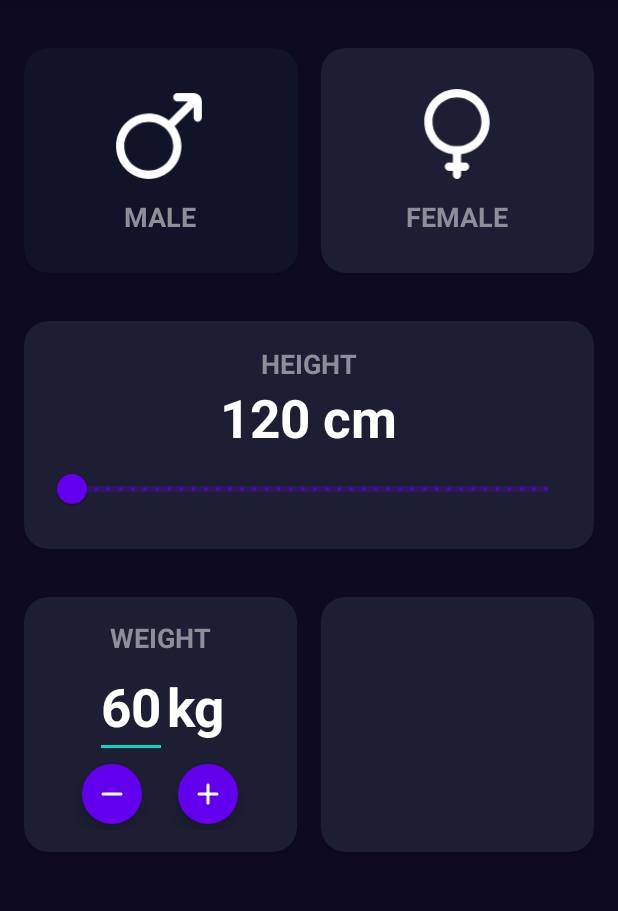
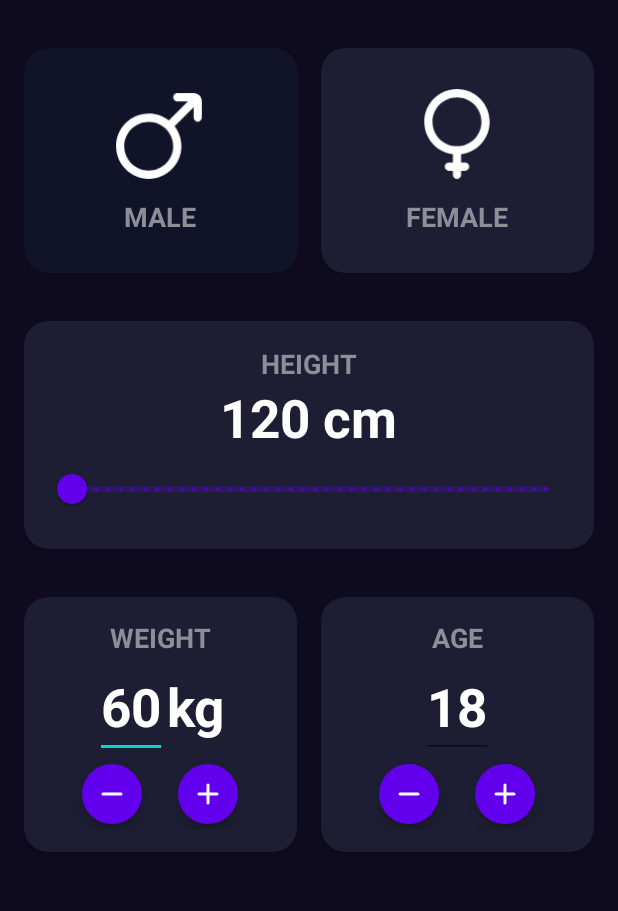
Before and after one commit to Nestor162/YourBMICalculator, an Android app: the screen it shows after launch (CalculatorActivity), on a phone screen of 412 x 824 dp, the part 84-995 px from its top. Run offline under Robolectric (Android 15) with nearby library versions, the light colour scheme and no system bars.

Commit message:
Add age selector

```diff
--- a/app/src/main/java/com/nestorcicardini/yourbmicalculator/CalculatorActivity.kt
+++ b/app/src/main/java/com/nestorcicardini/yourbmicalculator/CalculatorActivity.kt
@@ -14,6 +14,7 @@ import java.text.DecimalFormat
 class CalculatorActivity : AppCompatActivity() {
 
     private var currentWeight = 60
+    private var currentAge = 18
 
     private lateinit var viewMale: CardView
     private lateinit var viewFemale: CardView
@@ -22,6 +23,9 @@ class CalculatorActivity : AppCompatActivity() {
     private lateinit var btnSubtractWeight: FloatingActionButton
     private lateinit var btnAddWeight: FloatingActionButton
     private lateinit var tvWeightValue: TextView
+    private lateinit var tvAgeValue: TextView
+    private lateinit var btnSubtractAge: FloatingActionButton
+    private lateinit var btnAddAge: FloatingActionButton
 
     override fun onCreate(savedInstanceState: Bundle?) {
         super.onCreate(savedInstanceState)
@@ -39,6 +43,9 @@ class CalculatorActivity : AppCompatActivity() {
         btnSubtractWeight = findViewById(R.id.btnSubtractWeight)
         btnAddWeight = findViewById(R.id.btnAddWeight)
         tvWeightValue = findViewById(R.id.tvWeightValue)
+        tvAgeValue = findViewById(R.id.tvAgeValue)
+        btnSubtractAge = findViewById(R.id.btnSubtractAge)
+        btnAddAge = findViewById(R.id.btnAddAge)
     }
 
     @SuppressLint("SetTextI18n")
@@ -67,13 +74,29 @@ class CalculatorActivity : AppCompatActivity() {
                 currentWeight = text.toString().toInt()
             }
         }
+        btnAddAge.setOnClickListener {
+            currentAge++
+            setAge()
+        }
+        btnSubtractAge.setOnClickListener {
+            currentAge--
+            setAge()
+        }
+        tvAgeValue.doOnTextChanged { text, _, _, _ ->
+            if (!text.isNullOrEmpty()) {
+                currentAge = text.toString().toInt()
+            }
+        }
 
     }
 
 
-    @SuppressLint("SetTextI18n")
     private fun setWeight() {
         tvWeightValue.text = currentWeight.toString()
+    }
+
+    private fun setAge() {
+        tvAgeValue.text = currentAge.toString()
     }
 
     private fun toggleGender(isMale: Boolean) {
@@ -90,10 +113,12 @@ class CalculatorActivity : AppCompatActivity() {
         view.setCardBackgroundColor(ContextCompat.getColor(this, bgColorRef))
     }
 
+    @SuppressLint("SetTextI18n")
     private fun initUI() {
         toggleGender(true)
         tvHeightValue.text = "120 cm"
         setWeight()
+        setAge()
 
     }
 }
--- a/app/src/main/res/layout/activity_calculator.xml
+++ b/app/src/main/res/layout/activity_calculator.xml
@@ -232,6 +232,70 @@
         app:cardCornerRadius="16dp"
         app:layout_constraintEnd_toEndOf="parent"
         app:layout_constraintStart_toEndOf="@id/viewWeight"
-        app:layout_constraintTop_toBottomOf="@id/ViewHeight" />
+        app:layout_constraintTop_toBottomOf="@id/ViewHeight">
+
+        <androidx.appcompat.widget.LinearLayoutCompat
+            android:layout_width="match_parent"
+            android:layout_height="match_parent"
+            android:gravity="center"
+            android:orientation="vertical">
+
+            <androidx.appcompat.widget.AppCompatTextView
+                android:layout_width="wrap_content"
+                android:layout_height="wrap_content"
+                android:text="@string/age"
+                android:textAllCaps="true"
+                android:textColor="@color/title_text"
+                android:textSize="18sp"
+                android:textStyle="bold"
+
+                />
+
+            <androidx.appcompat.widget.AppCompatEditText
+                android:id="@+id/tvAgeValue"
+                android:layout_width="wrap_content"
+                android:layout_height="wrap_content"
+                android:inputType="number"
+                android:textColor="@color/white"
+                android:textSize="35sp"
+                android:textStyle="bold"
+                tools:text="18" />
+
+
+            <androidx.appcompat.widget.LinearLayoutCompat
+                android:layout_width="match_parent"
+                android:layout_height="wrap_content"
+
+                android:gravity="center"
+                android:orientation="horizontal">
+
+                <com.google.android.material.floatingactionbutton.FloatingActionButton
+                    android:id="@+id/btnSubtractAge"
+                    android:layout_width="wrap_content"
+                    android:layout_height="wrap_content"
+                    android:layout_marginEnd="16dp"
+                    android:backgroundTint="@color/background_fab"
+                    android:contentDescription="@string/subtract_weight"
+                    android:src="@drawable/ic_minus"
+                    app:borderWidth="0dp"
+                    app:fabSize="mini"
+                    app:tint="@color/white" />
+
+                <com.google.android.material.floatingactionbutton.FloatingActionButton
+                    android:id="@+id/btnAddAge"
+                    android:layout_width="wrap_content"
+                    android:layout_height="wrap_content"
+                    android:backgroundTint="@color/background_fab"
+                    android:contentDescription="@string/add_weight"
+                    android:src="@drawable/ic_plus"
+                    app:borderWidth="0dp"
+                    app:fabSize="mini"
+                    app:tint="@color/white" />
+
+            </androidx.appcompat.widget.LinearLayoutCompat>
+
+        </androidx.appcompat.widget.LinearLayoutCompat>
+
+    </androidx.cardview.widget.CardView>
 
 </androidx.constraintlayout.widget.ConstraintLayout>
--- a/app/src/main/res/values/strings.xml
+++ b/app/src/main/res/values/strings.xml
@@ -7,4 +7,5 @@
     <string name="subtract_weight">subtract weight</string>
     <string name="add_weight">add weight</string>
     <string name="kg">kg</string>
+    <string name="age">Age</string>
 </resources>
```
Also changed, not shown: 2 other files.
